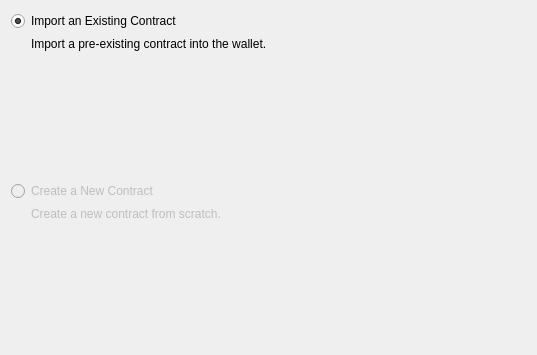
This is src/gui/widgets/pageaddcontract.ui in Open-Transactions/Moneychanger as Qt 5 draws it before an edit. The edited form follows.
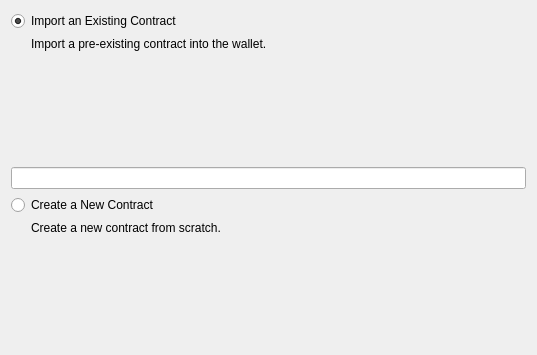
This is the edited form.

```diff
--- a/src/gui/widgets/pageaddcontract.ui
+++ b/src/gui/widgets/pageaddcontract.ui
@@ -50,10 +50,13 @@
      </property>
     </spacer>
    </item>
+   <item>
+    <widget class="QLineEdit" name="lineEdit"/>
+   </item>
    <item>
     <widget class="QRadioButton" name="radioButton_2">
      <property name="enabled">
-      <bool>false</bool>
+      <bool>true</bool>
      </property>
      <property name="text">
       <string>Create a New Contract</string>
@@ -66,7 +69,7 @@
    <item>
     <widget class="QLabel" name="label_2">
      <property name="enabled">
-      <bool>false</bool>
+      <bool>true</bool>
      </property>
      <property name="text">
       <string>Create a new contract from scratch.</string>
```
